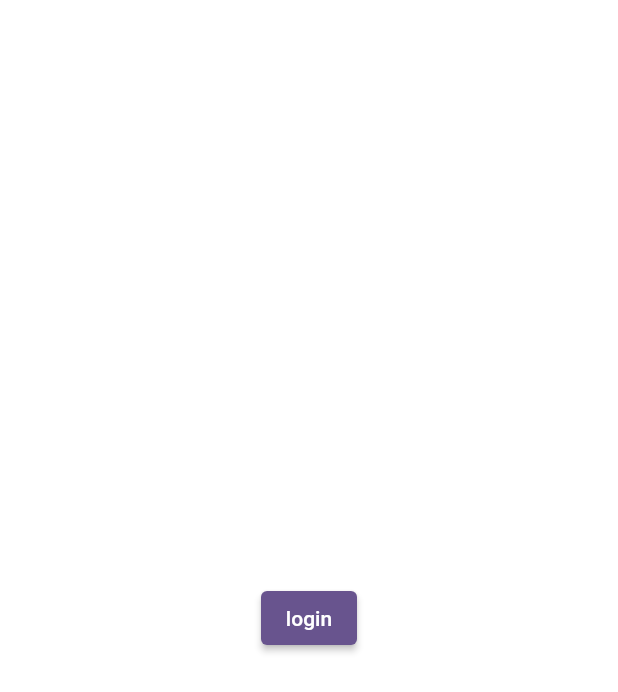
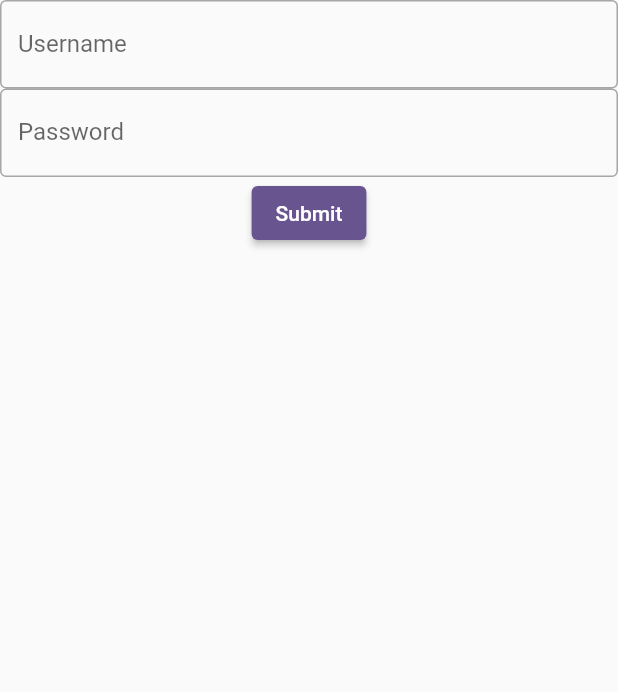
Before and after one commit to J0nasP/psychic-disco, a Flutter app: the screen it shows after launch, on a phone screen of 412 x 824 dp. Shown: the top 692 px of the screen. Run offline on Flutter 3.47's test engine with Material 2 defaults, Android fonts, the phone set to English and light mode, and no system bars.

Commit message:
Created form with username field, password field and submit button

```diff
--- /dev/null
+++ b/visible_history_app/lib/login_form.dart
@@ -0,0 +1,61 @@
+import 'package:flutter/material.dart';
+
+class MyCustomForm extends StatefulWidget {
+  const MyCustomForm({super.key});
+
+  @override
+  MyCustomFormState createState() {
+    return MyCustomFormState();
+  }
+}
+
+class MyCustomFormState extends State<MyCustomForm> {
+  final _formKey = GlobalKey<FormState>();
+
+  @override
+  Widget build(BuildContext context) {
+    return Scaffold(
+      body: Form(
+        key: _formKey,
+        child: Column(
+          crossAxisAlignment: CrossAxisAlignment.center,
+          children: <Widget>[
+            TextFormField(
+              decoration: const InputDecoration(
+                border: OutlineInputBorder(),
+                labelText: 'Username',
+              ),
+              validator: (value) {
+                if (value == null || value.isEmpty) {
+                  return 'Please enter something';
+                }
+                return null;
+              },
+            ),
+            TextFormField(
+              decoration: const InputDecoration(
+                border: OutlineInputBorder(),
+                labelText: 'Password',
+              ),
+              validator: (value) {
+                if (value == null || value.isEmpty) {
+                  return 'Please enter something';
+                }
+                return null;
+              },
+            ),
+            ElevatedButton(
+                onPressed: () {
+                  if (_formKey.currentState!.validate()) {
+                    ScaffoldMessenger.of(context).showSnackBar(
+                      const SnackBar(content: Text('Processing...')),
+                    );
+                  }
+                },
+                child: const Text('Submit')),
+          ],
+        ),
+      ),
+    );
+  }
+}
--- a/visible_history_app/lib/main.dart
+++ b/visible_history_app/lib/main.dart
@@ -1,4 +1,5 @@
 import 'package:flutter/material.dart';
+import 'login_form.dart';
 
 void main() {
   runApp(const MyApp());
@@ -38,7 +39,7 @@
     Widget page;
     switch (selectedIndex) {
       case 0:
-        page = LoginPage();
+        page = MyCustomForm();
         break;
       default:
         throw UnimplementedError('no Widget for $selectedIndex');
```
